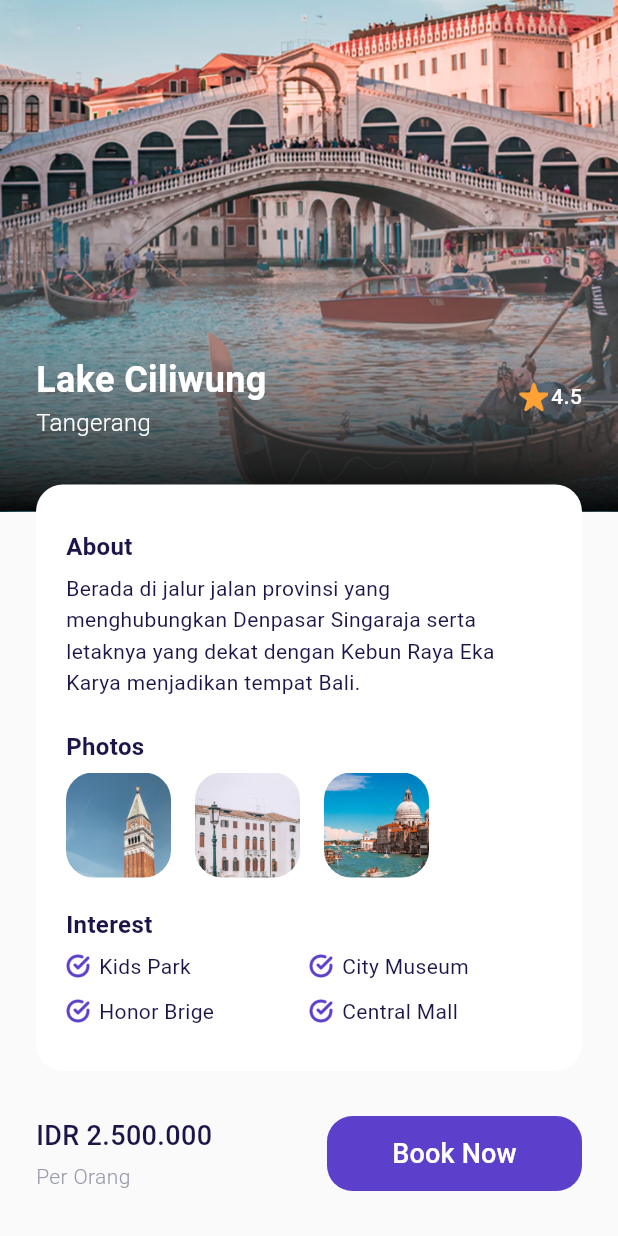
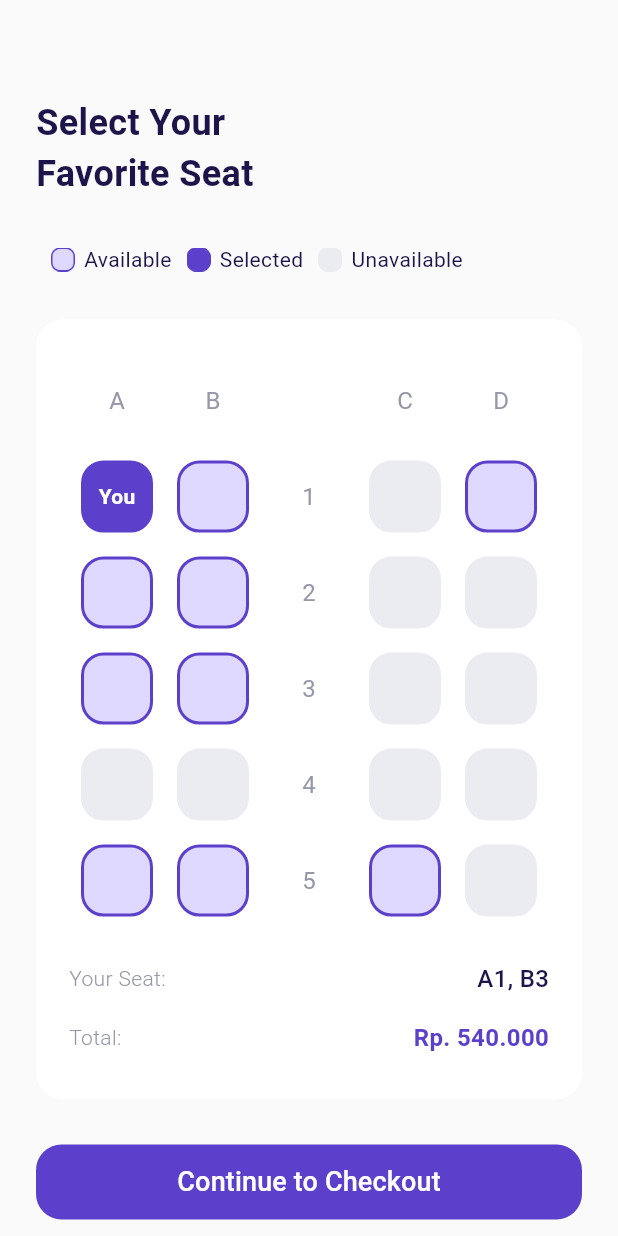
Before and after one commit to nurmuhamadrum/flutter-booking-airplane-ticket, a Flutter app: the DetailPage screen opened directly, scrolled down 109 dp, after a tap on "Book Now", on a phone screen of 412 x 824 dp. Run offline on Flutter 3.47's test engine with Material 3 defaults, Android fonts, the phone set to English and light mode, and no system bars.

Commit message:
create choose seat page

```diff
--- a/lib/shared/theme.dart
+++ b/lib/shared/theme.dart
@@ -12,6 +12,8 @@ Color keyRedColor = const Color(0xffEB70A5);
 Color keyBackgroundColor = const Color(0xffFAFAFA);
 Color keyInActiveColor = const Color(0xffDBD7EC);
 Color keyTransparentColor = Colors.transparent;
+Color keyUnavailableColor = Color(0xffEBECF1);
+Color keyAvailableColor = Color(0xffE0D9FF);
 
 TextStyle blackTextStyle = TextStyle(color: keyBlackColor);
 TextStyle whiteTextStyle = TextStyle(color: keyWhiteColor);
--- /dev/null
+++ b/lib/ui/pages/choose_seat_page.dart
@@ -0,0 +1,302 @@
+import 'package:airplane/ui/widgets/custom_button.dart';
+import 'package:airplane/ui/widgets/seat_item.dart';
+import 'package:flutter/material.dart';
+import '../../shared/theme.dart';
+
+class ChooseSeatPage extends StatelessWidget {
+  const ChooseSeatPage({super.key});
+
+  @override
+  Widget build(BuildContext context) {
+    Widget title() {
+      return Container(
+        margin: EdgeInsets.only(top: 65),
+        child: Text(
+          'Select Your \nFavorite Seat',
+          style: blackTextStyle.copyWith(fontSize: 24, fontWeight: semiBold),
+        ),
+      );
+    }
+
+    Widget seatStatus() {
+      return Container(
+        margin: EdgeInsets.only(top: 30),
+        child: Row(
+          children: [
+            // NOTE: AVAILABLE
+            Container(
+              width: 16,
+              height: 16,
+              margin: EdgeInsets.only(right: 6, left: 10),
+              decoration: BoxDecoration(
+                image: DecorationImage(
+                  image: AssetImage('assets/icon_available.png'),
+                ),
+              ),
+            ),
+            Text('Available', style: blackTextStyle),
+            // NOTE: SELECTED
+            Container(
+              width: 16,
+              height: 16,
+              margin: EdgeInsets.only(right: 6, left: 10),
+              decoration: BoxDecoration(
+                image: DecorationImage(
+                  image: AssetImage('assets/icon_selected.png'),
+                ),
+              ),
+            ),
+            Text('Selected', style: blackTextStyle),
+            // NOTE: UNAVAILABLE
+            Container(
+              width: 16,
+              height: 16,
+              margin: EdgeInsets.only(right: 6, left: 10),
+              decoration: BoxDecoration(
+                image: DecorationImage(
+                  image: AssetImage('assets/icon_unavailable.png'),
+                ),
+              ),
+            ),
+            Text('Unavailable', style: blackTextStyle),
+          ],
+        ),
+      );
+    }
+
+    Widget selectSeat() {
+      return Container(
+        width: double.infinity,
+        margin: EdgeInsets.only(top: 30),
+        padding: EdgeInsets.symmetric(horizontal: 22, vertical: 30),
+        decoration: BoxDecoration(
+          borderRadius: BorderRadius.circular(18),
+          color: keyWhiteColor,
+        ),
+        child: Column(
+          children: [
+            // NOTE: ALFABET
+            Row(
+              mainAxisAlignment: MainAxisAlignment.spaceAround,
+              children: [
+                SizedBox(
+                  width: 48,
+                  height: 48,
+                  child: Center(
+                    child: Text(
+                      'A',
+                      style: greyTextStyle.copyWith(fontSize: 16),
+                    ),
+                  ),
+                ),
+                SizedBox(
+                  width: 48,
+                  height: 48,
+                  child: Center(
+                    child: Text(
+                      'B',
+                      style: greyTextStyle.copyWith(fontSize: 16),
+                    ),
+                  ),
+                ),
+                SizedBox(
+                  width: 48,
+                  height: 48,
+                  child: Center(
+                    child: Text(
+                      ' ',
+                      style: greyTextStyle.copyWith(fontSize: 16),
+                    ),
+                  ),
+                ),
+                SizedBox(
+                  width: 48,
+                  height: 48,
+                  child: Center(
+                    child: Text(
+                      'C',
+                      style: greyTextStyle.copyWith(fontSize: 16),
+                    ),
+                  ),
+                ),
+                SizedBox(
+                  width: 48,
+                  height: 48,
+                  child: Center(
+                    child: Text(
+                      'D',
+                      style: greyTextStyle.copyWith(fontSize: 16),
+                    ),
+                  ),
+                ),
+              ],
+            ),
+            // NOTE: SEAT 1
+            Container(
+              margin: EdgeInsets.only(top: 16),
+              child: Row(
+                mainAxisAlignment: MainAxisAlignment.spaceAround,
+                children: [
+                  SeatItem(status: 1),
+                  SeatItem(status: 0),
+                  SizedBox(
+                    width: 48,
+                    height: 48,
+                    child: Center(
+                      child: Text(
+                        '1',
+                        style: greyTextStyle.copyWith(fontSize: 16),
+                      ),
+                    ),
+                  ),
+                  SeatItem(status: 2),
+                  SeatItem(status: 0),
+                ],
+              ),
+            ),
+            // NOTE: SEAT 2
+            Container(
+              margin: EdgeInsets.only(top: 16),
+              child: Row(
+                mainAxisAlignment: MainAxisAlignment.spaceAround,
+                children: [
+                  SeatItem(status: 0),
+                  SeatItem(status: 0),
+                  SizedBox(
+                    width: 48,
+                    height: 48,
+                    child: Center(
+                      child: Text(
+                        '2',
+                        style: greyTextStyle.copyWith(fontSize: 16),
+                      ),
+                    ),
+                  ),
+                  SeatItem(status: 2),
+                  SeatItem(status: 2),
+                ],
+              ),
+            ),
+            // NOTE: SEAT 3
+            Container(
+              margin: EdgeInsets.only(top: 16),
+              child: Row(
+                mainAxisAlignment: MainAxisAlignment.spaceAround,
+                children: [
+                  SeatItem(status: 0),
+                  SeatItem(status: 0),
+                  SizedBox(
+                    width: 48,
+                    height: 48,
+                    child: Center(
+                      child: Text(
+                        '3',
+                        style: greyTextStyle.copyWith(fontSize: 16),
+                      ),
+                    ),
+                  ),
+                  SeatItem(status: 2),
+                  SeatItem(status: 2),
+                ],
+              ),
+            ),
+            // NOTE: SEAT 4
+            Container(
+              margin: EdgeInsets.only(top: 16),
+              child: Row(
+                mainAxisAlignment: MainAxisAlignment.spaceAround,
+                children: [
+                  SeatItem(status: 2),
+                  SeatItem(status: 2),
+                  SizedBox(
+                    width: 48,
+                    height: 48,
+                    child: Center(
+                      child: Text(
+                        '4',
+                        style: greyTextStyle.copyWith(fontSize: 16),
+                      ),
+                    ),
+                  ),
+                  SeatItem(status: 2),
+                  SeatItem(status: 2),
+                ],
+              ),
+            ),
+            // NOTE: SEAT 5
+            Container(
+              margin: EdgeInsets.only(top: 16),
+              child: Row(
+                mainAxisAlignment: MainAxisAlignment.spaceAround,
+                children: [
+                  SeatItem(status: 0),
+                  SeatItem(status: 0),
+                  SizedBox(
+                    width: 48,
+                    height: 48,
+                    child: Center(
+                      child: Text(
+                        '5',
+                        style: greyTextStyle.copyWith(fontSize: 16),
+                      ),
+                    ),
+                  ),
+                  SeatItem(status: 0),
+                  SeatItem(status: 2),
+                ],
+              ),
+            ),
+
+            // NOTE: YOUR SEAT
+            Container(
+              margin: EdgeInsets.only(top: 30),
+              child: Row(
+                mainAxisAlignment: MainAxisAlignment.spaceBetween,
+                children: [
+                  Text(
+                    'Your Seat: ',
+                    style: greyTextStyle.copyWith(fontWeight: light),
+                  ),
+                  Text(
+                    'A1, B3',
+                    style: blackTextStyle.copyWith(fontWeight: medium, fontSize: 16),
+                  ),
+                ],
+              ),
+            ),
+
+             // NOTE: TOTAL
+             Container(
+              margin: EdgeInsets.only(top: 16),
+              child: Row(
+                mainAxisAlignment: MainAxisAlignment.spaceBetween,
+                children: [
+                  Text(
+                    'Total: ',
+                    style: greyTextStyle.copyWith(fontWeight: light),
+                  ),
+                  Text(
+                    'Rp. 540.000',
+                    style: purpleTextStyle.copyWith(fontWeight: semiBold, fontSize: 16),
+                  ),
+                ],
+              ),
+            ),
+          ],
+        ),
+      );
+    }
+
+    Widget checkoutButton() {
+      return CustomButton(margin: EdgeInsets.only(top: 30, bottom: 46), title: 'Continue to Checkout', onPressed: (){});
+    }
+
+    return Scaffold(
+      backgroundColor: keyBackgroundColor,
+      body: ListView(
+        padding: EdgeInsets.symmetric(horizontal: 24),
+        children: [title(), seatStatus(), selectSeat(), checkoutButton()],
+      ),
+    );
+  }
+}
--- a/lib/ui/pages/detail_page.dart
+++ b/lib/ui/pages/detail_page.dart
@@ -1,3 +1,4 @@
+import 'package:airplane/ui/pages/choose_seat_page.dart';
 import 'package:airplane/ui/widgets/custom_button.dart';
 import 'package:airplane/ui/widgets/interest_item.dart';
 import 'package:airplane/ui/widgets/photo_item.dart';
@@ -202,7 +203,9 @@ class DetailPage extends StatelessWidget {
                     ),
                   ),
                   // NOTE: BOOK BUTTON
-                  CustomButton(title: 'Book Now', onPressed: () {}, width: 170),
+                  CustomButton(title: 'Book Now', onPressed: () {
+                    Navigator.push(context, MaterialPageRoute(builder: (context) => ChooseSeatPage()));
+                  }, width: 170),
                 ],
               ),
             ),
--- /dev/null
+++ b/lib/ui/widgets/seat_item.dart
@@ -0,0 +1,66 @@
+import 'package:flutter/material.dart';
+import '../../shared/theme.dart';
+
+class SeatItem extends StatelessWidget {
+  // NOTE: 0 = AVAILABLE, 1 = SELECTED, 2 = UNAVAILABLE
+  final int status;
+  const SeatItem({super.key, required this.status});
+
+  @override
+  Widget build(BuildContext context) {
+    backgroundColor() {
+      switch (status) {
+        case 0:
+          return keyAvailableColor;
+        case 1:
+          return keyPrimaryColor;
+        case 2:
+          return keyUnavailableColor;
+        default:
+          return keyUnavailableColor;
+      }
+    }
+
+    borderColor() {
+      switch (status) {
+        case 0:
+          return keyPrimaryColor;
+        case 1:
+          return keyPrimaryColor;
+        case 2:
+          return keyUnavailableColor;
+        default:
+          return keyUnavailableColor;
+      }
+    }
+
+    child() {
+      switch (status) {
+        case 0:
+          return SizedBox();
+        case 1:
+          return Center(
+            child: Text(
+              'You',
+              style: whiteTextStyle.copyWith(fontWeight: semiBold),
+            ),
+          );
+        case 2:
+          return SizedBox();
+        default:
+          return SizedBox();
+      }
+    }
+
+    return Container(
+      width: 48,
+      height: 48,
+      decoration: BoxDecoration(
+        color: backgroundColor(),
+        borderRadius: BorderRadius.circular(15),
+        border: Border.all(color: borderColor(), width: 2),
+      ),
+      child: child(),
+    );
+  }
+}
```
